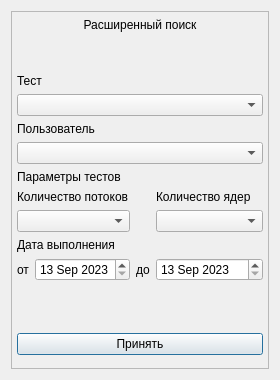
Qt form pages/Result/extension_search.ui (Glebuc/pyside6-tst) before a commit.
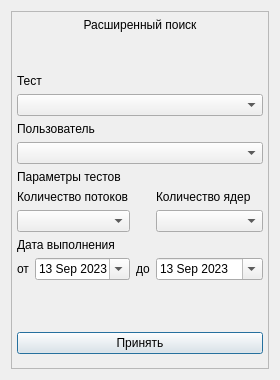
The same form after that commit.

Patch:
```diff
--- a/pages/Result/extension_search.ui
+++ b/pages/Result/extension_search.ui
@@ -26,7 +26,61 @@
    <string>Расширенный поиск</string>
   </property>
   <property name="styleSheet">
-   <string notr="true"/>
+   <string notr="true">/* Цвета и шрифты */
+    QDateEdit QCalendarWidget {
+        background-color: #2c3e50; /* Цвет фона */
+        color: #ecf0f1; /* Цвет текста */
+        font-family: Arial, sans-serif; /* Шрифт */
+    }
+    
+    /* Кнопки вверх/вниз для переключения месяцев/годов */
+    QDateEdit QCalendarWidget QAbstractItemView {
+        background-color: #34495e; /* Цвет фона */
+        color: #ecf0f1; /* Цвет текста */
+    }
+
+    /* Кнопки переключения месяцев/годов */
+    QDateEdit QCalendarWidget QToolButton {
+        background-color: #2c3e50; /* Цвет фона */
+        color: #ecf0f1; /* Цвет текста */
+    }
+
+    /* Кнопки всплывающего окна */
+    QDateEdit QCalendarWidget QToolButton:hover {
+        background-color: #4a69bd; /* Цвет фона при наведении */
+    }
+
+    /* Фон выделенной даты */
+    QDateEdit QCalendarWidget QTableView:selected {
+        background-color: #4a69bd; /* Цвет фона */
+        color: #ecf0f1; /* Цвет текста */
+    }
+
+    /* Фон для выходных дней */
+    QDateEdit QCalendarWidget QTableView:!disabled {
+        alternate-background-color: #34495e; /* Цвет фона */
+    }
+    
+    /* Границы ячеек */
+    QDateEdit QCalendarWidget QTableView {
+        border: 1px solid #34495e; /* Цвет границ */
+    }
+
+QDateEdit QCalendarWidget QHeaderView {
+        background-color: #ffffff; /* Цвет фона */
+        color: #ecf0f1; /* Цвет текста */
+    }
+
+    /* Переключатели месяцев и годов */
+    QDateEdit QCalendarWidget QToolButton {
+        background-color: #2c3e50; /* Цвет фона */
+        color: #ecf0f1; /* Цвет текста */
+    }
+
+    /* Переключатели месяцев и годов при наведении */
+    QDateEdit QCalendarWidget QToolButton:hover {
+        background-color: #4a69bd; /* Цвет фона при наведении */
+    }</string>
   </property>
   <property name="sizeGripEnabled">
    <bool>false</bool>
@@ -169,7 +223,7 @@
           </property>
           <property name="minimumDateTime">
            <datetime>
-            <hour>9</hour>
+            <hour>6</hour>
             <minute>0</minute>
             <second>0</second>
             <year>2023</year>
@@ -184,6 +238,9 @@
             <day>13</day>
            </date>
           </property>
+          <property name="calendarPopup">
+           <bool>true</bool>
+          </property>
          </widget>
         </item>
         <item row="3" column="0" colspan="10">
@@ -206,7 +263,7 @@
           </property>
           <property name="minimumDateTime">
            <datetime>
-            <hour>9</hour>
+            <hour>6</hour>
             <minute>0</minute>
             <second>0</second>
             <year>2023</year>
@@ -221,6 +278,9 @@
             <day>13</day>
            </date>
           </property>
+          <property name="calendarPopup">
+           <bool>true</bool>
+          </property>
          </widget>
         </item>
         <item row="7" column="0" colspan="10">
```
